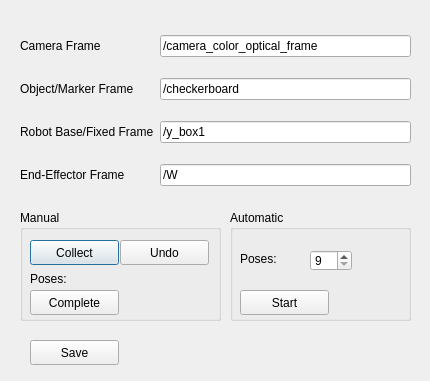
This is ui/handeye.ui in liushuya7/cn5X as Qt 5 draws it before an edit. The edited form follows.
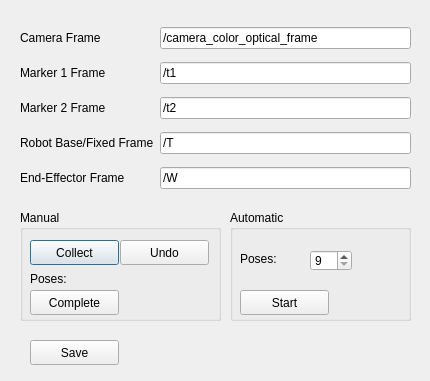
This is the edited form.

Commit message: Changed hand eye dialog to fit new hand eye calibration procedure

Diff of the .ui file:
```diff
--- a/ui/handeye.ui
+++ b/ui/handeye.ui
@@ -23,6 +23,13 @@
     </rect>
    </property>
    <layout class="QGridLayout" name="gridLayout">
+    <item row="1" column="1">
+     <widget class="QLineEdit" name="lineEdit_frame_marker1">
+      <property name="text">
+       <string>/t1</string>
+      </property>
+     </widget>
+    </item>
     <item row="0" column="1">
      <widget class="QLineEdit" name="lineEdit_frame_camera">
       <property name="text">
@@ -30,48 +37,34 @@
       </property>
      </widget>
     </item>
-    <item row="2" column="0">
-     <widget class="QLabel" name="label_robot_base">
-      <property name="text">
-       <string>Robot Base/Fixed Frame</string>
-      </property>
-     </widget>
-    </item>
     <item row="2" column="1">
      <widget class="QLineEdit" name="lineEdit_frame_robot_base">
       <property name="text">
-       <string>/y_box1</string>
-      </property>
-     </widget>
-    </item>
-    <item row="1" column="1">
-     <widget class="QLineEdit" name="lineEdit_frame_object">
-      <property name="text">
-       <string>/checkerboard</string>
+       <string>/t2</string>
       </property>
      </widget>
     </item>
     <item row="1" column="0">
      <widget class="QLabel" name="label_object">
       <property name="text">
-       <string>Object/Marker Frame</string>
+       <string>Marker 1 Frame</string>
       </property>
      </widget>
     </item>
-    <item row="3" column="1">
-     <widget class="QLineEdit" name="lineEdit_frame_robot_hand">
-      <property name="text">
-       <string>/W</string>
-      </property>
-     </widget>
-    </item>
-    <item row="3" column="0">
+    <item row="4" column="0">
      <widget class="QLabel" name="label_end_effector">
       <property name="text">
        <string>End-Effector Frame</string>
       </property>
      </widget>
     </item>
+    <item row="3" column="1">
+     <widget class="QLineEdit" name="lineEdit_frame_tool">
+      <property name="text">
+       <string>/T</string>
+      </property>
+     </widget>
+    </item>
     <item row="0" column="0">
      <widget class="QLabel" name="label_camera">
       <property name="text">
@@ -79,6 +72,27 @@
       </property>
      </widget>
     </item>
+    <item row="4" column="1">
+     <widget class="QLineEdit" name="lineEdit_frame_robot_hand">
+      <property name="text">
+       <string>/W</string>
+      </property>
+     </widget>
+    </item>
+    <item row="2" column="0">
+     <widget class="QLabel" name="label_robot_base">
+      <property name="text">
+       <string>Marker 2 Frame</string>
+      </property>
+     </widget>
+    </item>
+    <item row="3" column="0">
+     <widget class="QLabel" name="label_end_effector_2">
+      <property name="text">
+       <string>Robot Base/Fixed Frame</string>
+      </property>
+     </widget>
+    </item>
    </layout>
   </widget>
   <widget class="QGroupBox" name="groupBox_manual">
```
Left out of the diff: 2 changed lines with no effect on the pictures. The commit also changes 1 other file.
